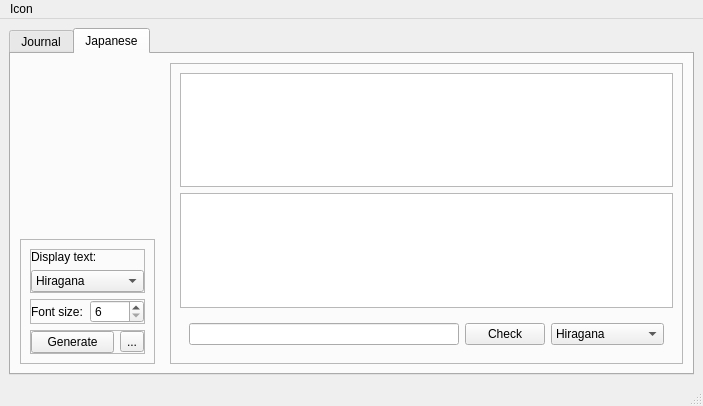
Before: the Qt Designer form Mainwindow.ui in mikewii/PSY, drawn with Qt 5.
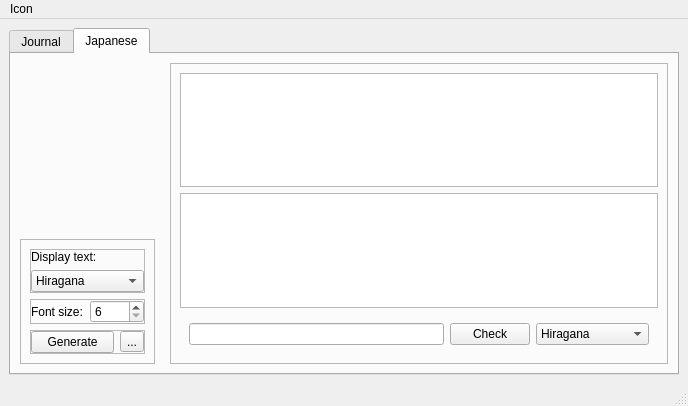
After: the same form once the commit is applied.

Diff of the .ui file:
```diff
--- a/Mainwindow.ui
+++ b/Mainwindow.ui
@@ -9,7 +9,7 @@
    <rect>
     <x>0</x>
     <y>0</y>
-    <width>703</width>
+    <width>688</width>
     <height>406</height>
    </rect>
   </property>
@@ -2906,7 +2906,7 @@
     <rect>
      <x>0</x>
      <y>0</y>
-     <width>703</width>
+     <width>688</width>
      <height>21</height>
     </rect>
    </property>
```
